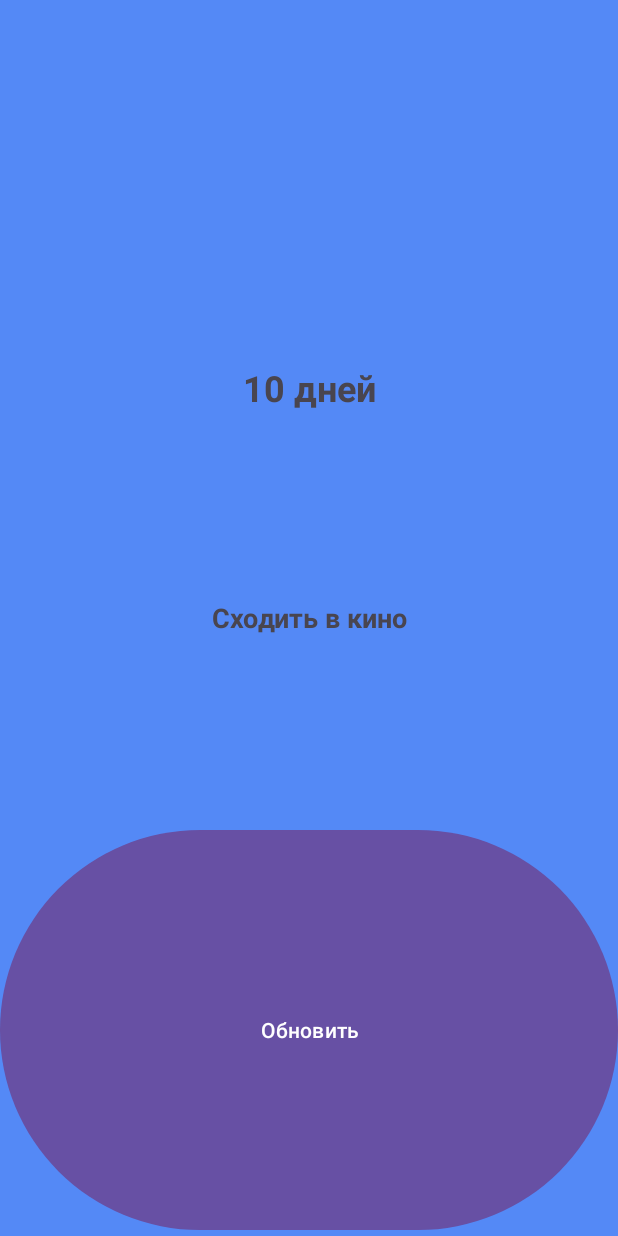
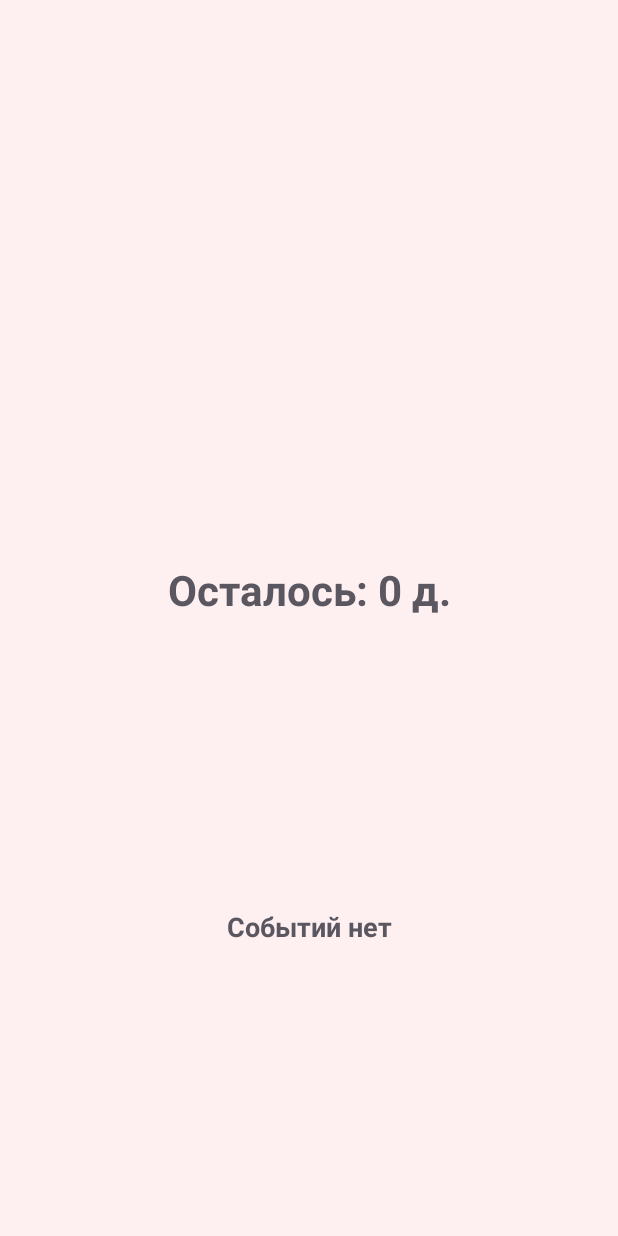
Before and after one commit to GeraVP/VPPen, an Android app: the layout widget_d_t.xml on its own in the app's theme, with its tools: preview values and no code run, on a phone screen of 412 x 824 dp. Run offline under Robolectric (Android 15) with nearby library versions, the phone set to English and light mode, and no system bars.

```diff
--- a/app/src/main/res/layout/widget_d_t.xml
+++ b/app/src/main/res/layout/widget_d_t.xml
@@ -1,7 +1,8 @@
 <LinearLayout xmlns:android="http://schemas.android.com/apk/res/android"
     android:layout_width="match_parent"
     android:layout_height="match_parent"
-    android:background="#5489F6"
+    android:alpha="0.9"
+    android:background="#FFEFEF"
     android:orientation="vertical"
     android:padding="@dimen/widget_margin">
 
@@ -11,16 +12,17 @@
         android:layout_height="0dp"
         android:layout_weight="1"
         android:gravity="bottom|center_horizontal"
-        android:text="10 дней"
-        android:textSize="24sp"
+        android:text="Осталось: 0 д."
+        android:textSize="28dp"
         android:textStyle="bold" />
+
     <TextView
         android:id="@+id/widtv2"
         android:layout_width="match_parent"
         android:layout_height="0dp"
         android:layout_weight="1"
         android:gravity="center"
-        android:text="Сходить в кино"
+        android:text="Событий нет"
         android:textSize="18dp"
         android:textStyle="bold" />
 
@@ -30,6 +32,6 @@
         android:layout_height="0dp"
         android:layout_weight="1"
         android:text="Обновить"
-        android:visibility="visible" />
+        android:visibility="gone" />
 
 </LinearLayout>
```
Also changed, not shown: app/src/main/java/com/example/vpplan/WidgetDT.kt (+7 -16 lines), app/src/main/java/com/example/vpplan/packag/MyDBManager.kt (+23 -8 lines).
